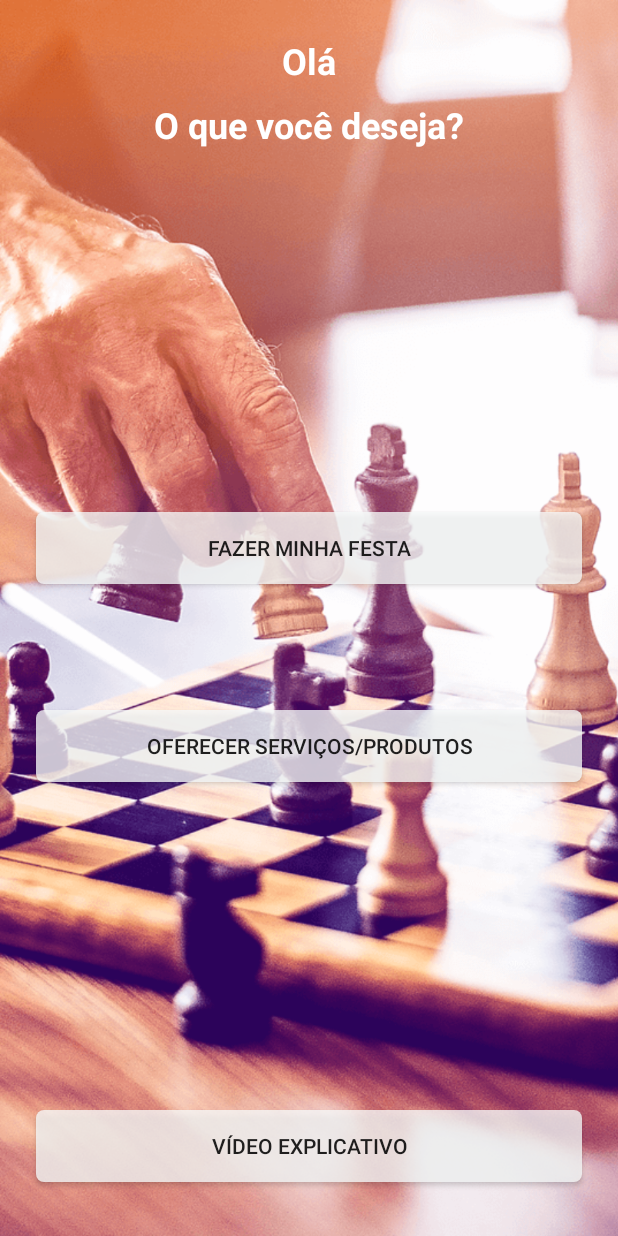
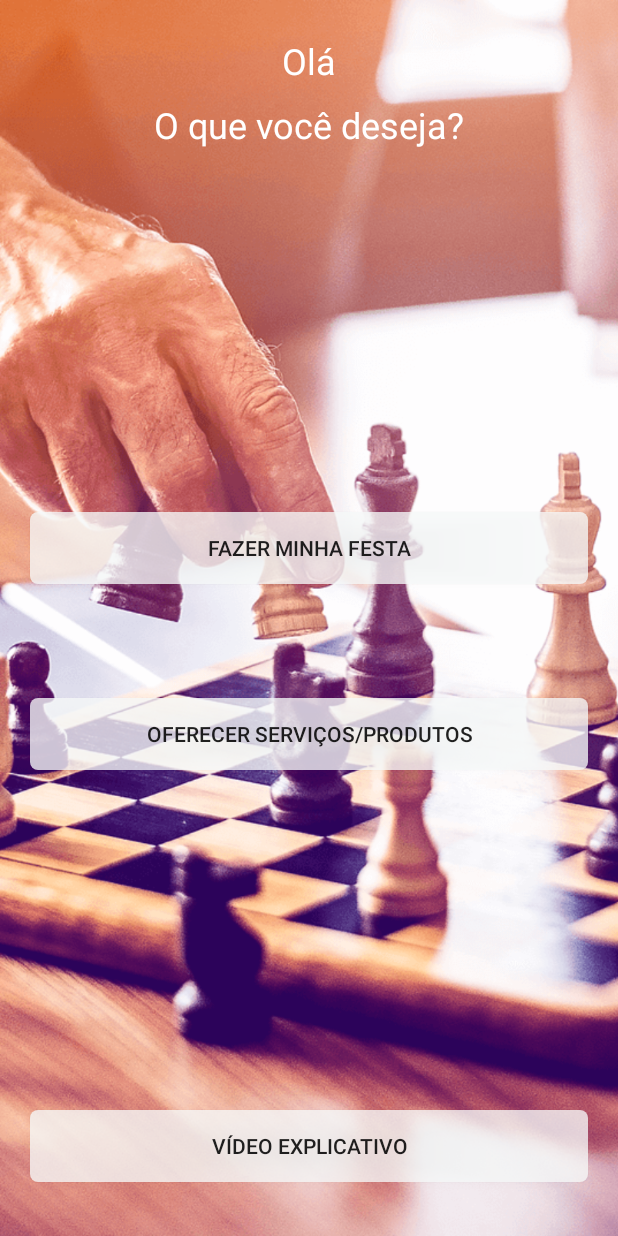
Before and after one commit to rosrcharch/eventos-app, an Android app: the screen it shows after launch (MainActivity), on a phone screen of 412 x 824 dp. Run offline under Robolectric (Android 15) with nearby library versions, the phone set to English and light mode, and no system bars.

Commit message:
configurando a primeira tela

```diff
--- a/app/src/main/res/layout/activity_main.xml
+++ b/app/src/main/res/layout/activity_main.xml
@@ -11,8 +11,9 @@
     <Button
         android:id="@+id/btnCadastrarFesta"
         style="@style/Botao_tela_principal"
+        android:layout_height="wrap_content"
         android:onClick="cadastrarFesta"
-        android:text="Fazer minha festa"
+        android:text="@string/stringBtnFesta"
         app:layout_constraintBottom_toBottomOf="parent"
         app:layout_constraintEnd_toEndOf="parent"
         app:layout_constraintStart_toStartOf="parent"
@@ -21,32 +22,22 @@
 
     <Button
         android:id="@+id/btnOferecerServico"
-        android:layout_width="match_parent"
-        android:layout_height="wrap_content"
-        android:layout_marginStart="24dp"
-        android:layout_marginLeft="24dp"
-        android:layout_marginEnd="24dp"
-        android:layout_marginRight="24dp"
+        style="@style/Botao_tela_principal"
         android:background="@drawable/bg_button_customizado1"
         android:onClick="cadastrarEmpresa"
-        android:text="Oferecer serviços/Produtos"
+        android:text="@string/stringBtnOferecerServico"
         app:layout_constraintBottom_toBottomOf="parent"
         app:layout_constraintEnd_toEndOf="parent"
         app:layout_constraintHorizontal_bias="0.0"
         app:layout_constraintStart_toStartOf="parent"
         app:layout_constraintTop_toTopOf="@+id/imageView2"
-        app:layout_constraintVertical_bias="0.61" />
+        app:layout_constraintVertical_bias="0.6" />
 
     <Button
         android:id="@+id/btnVideoExplicativo"
-        android:layout_width="match_parent"
-        android:layout_height="wrap_content"
-        android:layout_marginStart="24dp"
-        android:layout_marginLeft="24dp"
-        android:layout_marginEnd="24dp"
-        android:layout_marginRight="24dp"
+        style="@style/Botao_tela_principal"
         android:background="@drawable/bg_button_customizado1"
-        android:text="Vídeo explicativo"
+        android:text="@string/stringBtnVideo"
         app:layout_constraintBottom_toBottomOf="parent"
         app:layout_constraintEnd_toEndOf="parent"
         app:layout_constraintHorizontal_bias="1.0"
@@ -58,6 +49,7 @@
         android:id="@+id/imageView2"
         android:layout_width="match_parent"
         android:layout_height="match_parent"
+        android:contentDescription="@string/stringDescricao"
         android:scaleType="centerCrop"
         app:layout_constraintBottom_toBottomOf="parent"
         app:layout_constraintEnd_toEndOf="parent"
@@ -70,10 +62,9 @@
         android:layout_width="wrap_content"
         android:layout_height="wrap_content"
         android:layout_marginTop="24dp"
-        android:text="Olá"
+        android:text="@string/stringTextoPrincipal"
         android:textColor="@android:color/white"
         android:textSize="24sp"
-        android:textStyle="bold"
         app:layout_constraintEnd_toEndOf="parent"
         app:layout_constraintStart_toStartOf="parent"
         app:layout_constraintTop_toTopOf="parent" />
@@ -83,10 +74,9 @@
         android:layout_width="wrap_content"
         android:layout_height="wrap_content"
         android:layout_marginTop="10dp"
-        android:text="O que você deseja?"
+        android:text="@string/stringTextoPrincipal2"
         android:textColor="@android:color/white"
         android:textSize="24sp"
-        android:textStyle="bold"
         app:layout_constraintEnd_toEndOf="parent"
         app:layout_constraintStart_toStartOf="parent"
         app:layout_constraintTop_toBottomOf="@+id/textView" />
--- a/app/src/main/res/values/strings.xml
+++ b/app/src/main/res/values/strings.xml
@@ -1,3 +1,9 @@
 <resources>
     <string name="app_name">Festas e Eventos</string>
+    <string name="stringBtnFesta">Fazer minha festa</string>
+    <string name="stringBtnOferecerServico">Oferecer serviços/Produtos</string>
+    <string name="stringBtnVideo">Vídeo explicativo</string>
+    <string name="stringDescricao">Imagem de fundo</string>
+    <string name="stringTextoPrincipal">Olá</string>
+    <string name="stringTextoPrincipal2">O que você deseja?</string>
 </resources>
--- a/app/src/main/res/values/styles.xml
+++ b/app/src/main/res/values/styles.xml
@@ -11,10 +11,10 @@
     <style name="Botao_tela_principal">
         <item name="android:layout_width">match_parent</item>
         <item name="android:layout_height">wrap_content</item>
-        <item name="android:layout_marginStart">24dp</item>
-        <item name="android:layout_marginLeft">24dp</item>
-        <item name="android:layout_marginEnd">24dp</item>
-        <item name="android:layout_marginRight">24dp</item>
+        <item name="android:layout_marginStart">20dp</item>
+        <item name="android:layout_marginLeft">20dp</item>
+        <item name="android:layout_marginEnd">20dp</item>
+        <item name="android:layout_marginRight">20dp</item>
         <item name="android:background">@drawable/bg_button_customizado1</item>
     </style>
 
```
